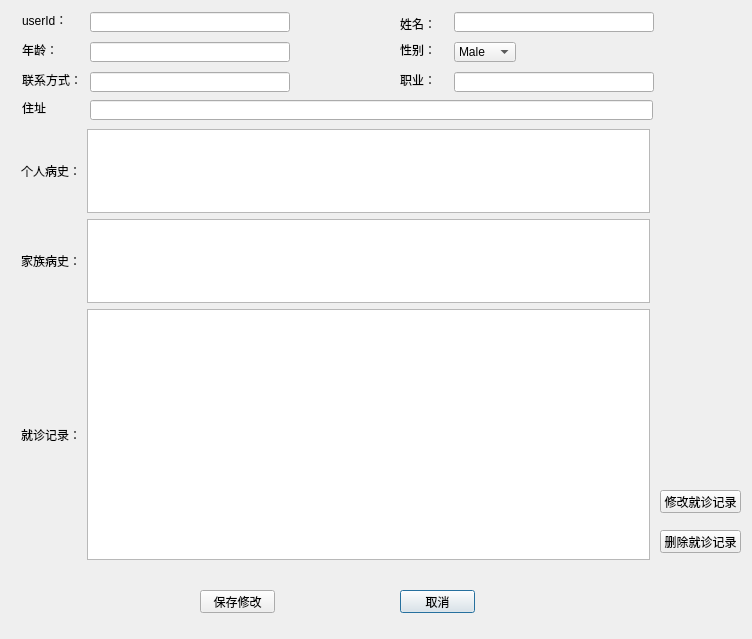
The window that MTD/recordupdatewidgets.ui (wj199046/MTD-20170814) describes before a commit, drawn with Qt 5.
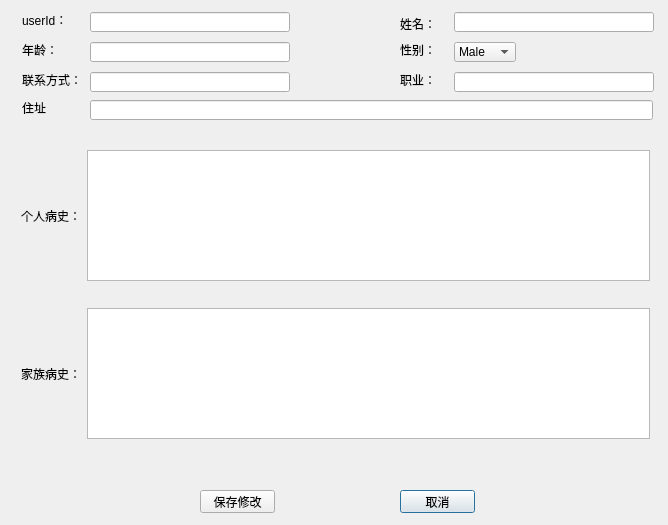
The same window after the commit.

Commit message: 修改病例与诊断

```diff
--- a/MTD/recordupdatewidgets.ui
+++ b/MTD/recordupdatewidgets.ui
@@ -6,8 +6,8 @@
    <rect>
     <x>0</x>
     <y>0</y>
-    <width>752</width>
-    <height>639</height>
+    <width>668</width>
+    <height>525</height>
    </rect>
   </property>
   <property name="windowTitle">
@@ -296,7 +296,7 @@
    <property name="geometry">
     <rect>
      <x>400</x>
-     <y>590</y>
+     <y>490</y>
      <width>75</width>
      <height>23</height>
     </rect>
@@ -305,37 +305,11 @@
     <string>取消</string>
    </property>
   </widget>
-  <widget class="QPushButton" name="updateResultBtn">
-   <property name="geometry">
-    <rect>
-     <x>660</x>
-     <y>490</y>
-     <width>81</width>
-     <height>23</height>
-    </rect>
-   </property>
-   <property name="text">
-    <string>修改就诊记录</string>
-   </property>
-  </widget>
-  <widget class="QPushButton" name="deleteResultBtn">
-   <property name="geometry">
-    <rect>
-     <x>660</x>
-     <y>530</y>
-     <width>81</width>
-     <height>23</height>
-    </rect>
-   </property>
-   <property name="text">
-    <string>删除就诊记录</string>
-   </property>
-  </widget>
   <widget class="QPushButton" name="updateBtn">
    <property name="geometry">
     <rect>
      <x>200</x>
-     <y>590</y>
+     <y>490</y>
      <width>75</width>
      <height>23</height>
     </rect>
@@ -344,16 +318,16 @@
     <string>保存修改</string>
    </property>
   </widget>
-  <widget class="QWidget" name="">
+  <widget class="QWidget" name="layoutWidget">
    <property name="geometry">
     <rect>
      <x>21</x>
      <y>129</y>
      <width>629</width>
-     <height>431</height>
+     <height>331</height>
     </rect>
    </property>
-   <layout class="QGridLayout" name="gridLayout_2" rowstretch="1,1,3" columnstretch="0,0">
+   <layout class="QGridLayout" name="gridLayout_2" rowstretch="1,0" columnstretch="0,0">
     <item row="0" column="0">
      <widget class="QLabel" name="label_8">
       <property name="text">
@@ -361,8 +335,21 @@
       </property>
      </widget>
     </item>
-    <item row="0" column="1">
-     <widget class="QTextEdit" name="personalHistoryEdit"/>
+    <item row="1" column="1">
+     <widget class="QTextEdit" name="familyHistoryEdit">
+      <property name="sizePolicy">
+       <sizepolicy hsizetype="Expanding" vsizetype="Fixed">
+        <horstretch>0</horstretch>
+        <verstretch>0</verstretch>
+       </sizepolicy>
+      </property>
+      <property name="maximumSize">
+       <size>
+        <width>16777215</width>
+        <height>131</height>
+       </size>
+      </property>
+     </widget>
     </item>
     <item row="1" column="0">
      <widget class="QLabel" name="label_9">
@@ -371,19 +358,22 @@
       </property>
      </widget>
     </item>
-    <item row="1" column="1">
-     <widget class="QTextEdit" name="familyHistoryEdit"/>
-    </item>
-    <item row="2" column="0">
-     <widget class="QLabel" name="label_10">
-      <property name="text">
-       <string>就诊记录：</string>
+    <item row="0" column="1">
+     <widget class="QTextEdit" name="personalHistoryEdit">
+      <property name="sizePolicy">
+       <sizepolicy hsizetype="Expanding" vsizetype="Fixed">
+        <horstretch>0</horstretch>
+        <verstretch>0</verstretch>
+       </sizepolicy>
+      </property>
+      <property name="maximumSize">
+       <size>
+        <width>16777215</width>
+        <height>131</height>
+       </size>
       </property>
      </widget>
     </item>
-    <item row="2" column="1">
-     <widget class="QTableWidget" name="tableWidget_result"/>
-    </item>
    </layout>
   </widget>
   <zorder>label</zorder>
```
Left out of the diff: 12 changed lines with no effect on the pictures. The commit also changes 6 other files.
